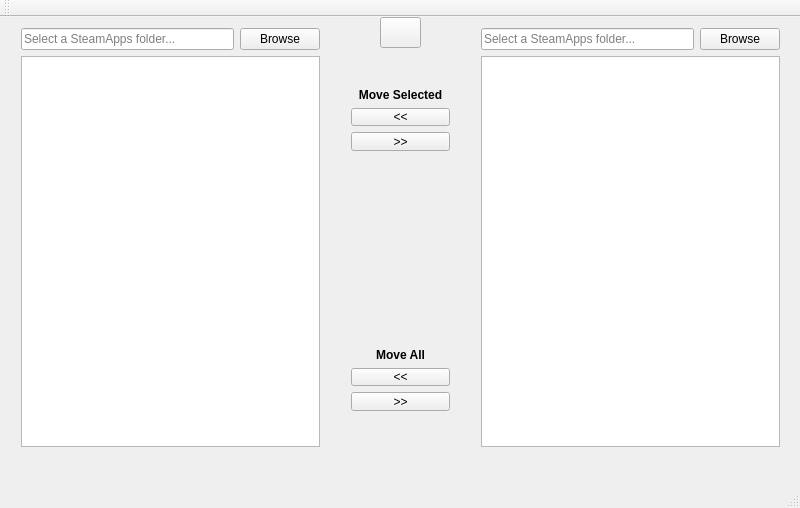
Qt form MainWindow.ui (larryprice/SteamGameMover) before a commit.
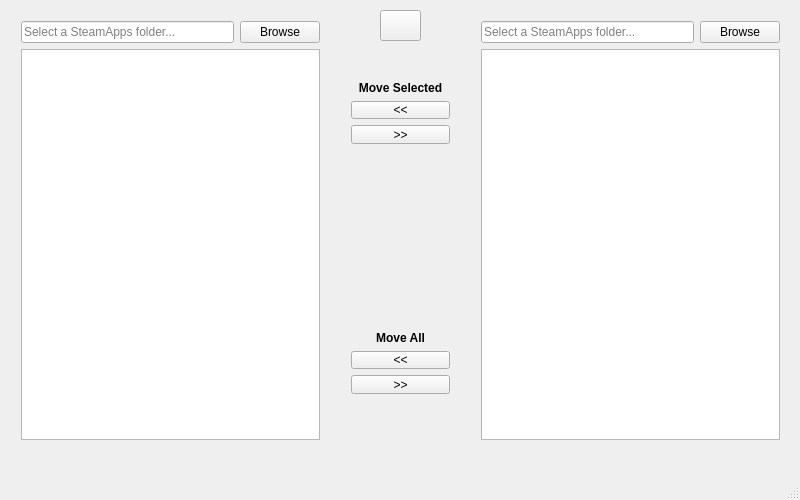
The same form after that commit. Icons and pictures are not drawn.

```diff
--- a/MainWindow.ui
+++ b/MainWindow.ui
@@ -7,7 +7,7 @@
     <x>0</x>
     <y>0</y>
     <width>800</width>
-    <height>508</height>
+    <height>500</height>
    </rect>
   </property>
   <property name="windowTitle">
@@ -21,7 +21,7 @@
     <property name="geometry">
      <rect>
       <x>10</x>
-      <y>0</y>
+      <y>10</y>
       <width>321</width>
       <height>441</height>
      </rect>
@@ -54,7 +54,7 @@
     <property name="geometry">
      <rect>
       <x>470</x>
-      <y>0</y>
+      <y>10</y>
       <width>321</width>
       <height>441</height>
      </rect>
@@ -87,7 +87,7 @@
     <property name="geometry">
      <rect>
       <x>340</x>
-      <y>60</y>
+      <y>70</y>
       <width>121</width>
       <height>85</height>
      </rect>
@@ -159,7 +159,7 @@
     <property name="geometry">
      <rect>
       <x>380</x>
-      <y>0</y>
+      <y>10</y>
       <width>41</width>
       <height>31</height>
      </rect>
@@ -192,14 +192,6 @@
     </rect>
    </property>
   </widget>
-  <widget class="QToolBar" name="mainToolBar">
-   <attribute name="toolBarArea">
-    <enum>TopToolBarArea</enum>
-   </attribute>
-   <attribute name="toolBarBreak">
-    <bool>false</bool>
-   </attribute>
-  </widget>
   <widget class="QStatusBar" name="statusBar"/>
  </widget>
  <layoutdefault spacing="6" margin="11"/>
```
